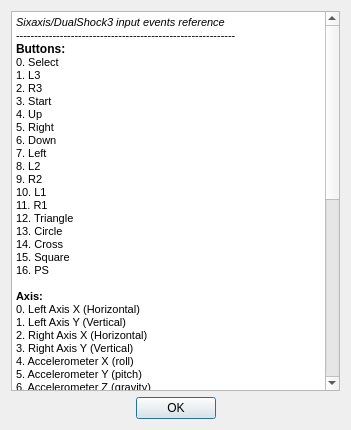
The window that qtsixa/gui/qtsixa_reference.ui (aaronp24/QtSixA) describes before a commit, drawn with Qt 5.
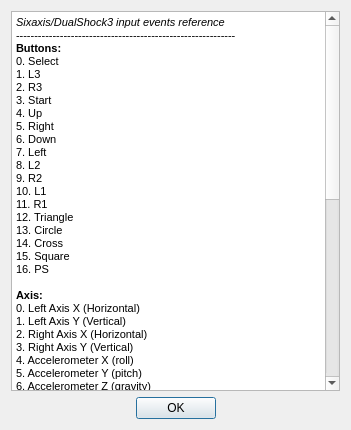
The same window after the commit.

What changed in the file:
```diff
--- a/qtsixa/gui/qtsixa_reference.ui
+++ b/qtsixa/gui/qtsixa_reference.ui
@@ -17,67 +17,11 @@
    <item>
     <widget class="QTextBrowser" name="textBrowser">
      <property name="html">
-      <string>&lt;!DOCTYPE HTML PUBLIC &quot;-//W3C//DTD HTML 4.0//EN&quot; &quot;http://www.w3.org/TR/REC-html40/strict.dtd&quot;&gt;
+      <string notr="true">&lt;!DOCTYPE HTML PUBLIC &quot;-//W3C//DTD HTML 4.0//EN&quot; &quot;http://www.w3.org/TR/REC-html40/strict.dtd&quot;&gt;
 &lt;html&gt;&lt;head&gt;&lt;meta name=&quot;qrichtext&quot; content=&quot;1&quot; /&gt;&lt;style type=&quot;text/css&quot;&gt;
 p, li { white-space: pre-wrap; }
 &lt;/style&gt;&lt;/head&gt;&lt;body style=&quot; font-family:'DejaVu Sans'; font-size:8pt; font-weight:400; font-style:normal;&quot;&gt;
-&lt;p style=&quot; margin-top:12px; margin-bottom:0px; margin-left:0px; margin-right:0px; -qt-block-indent:0; text-indent:0px;&quot;&gt;&lt;span style=&quot; font-style:italic;&quot;&gt;Sixaxis/DualShock3 input events reference&lt;/span&gt;&lt;/p&gt;
-&lt;p style=&quot; margin-top:0px; margin-bottom:0px; margin-left:0px; margin-right:0px; -qt-block-indent:0; text-indent:0px;&quot;&gt;------------------------------------------------------------&lt;/p&gt;
-&lt;p style=&quot; margin-top:0px; margin-bottom:0px; margin-left:0px; margin-right:0px; -qt-block-indent:0; text-indent:0px;&quot;&gt;&lt;span style=&quot; font-size:medium; font-weight:600;&quot;&gt;Buttons:&lt;/span&gt;&lt;/p&gt;
-&lt;p style=&quot; margin-top:0px; margin-bottom:0px; margin-left:0px; margin-right:0px; -qt-block-indent:0; text-indent:0px;&quot;&gt;0. Select&lt;/p&gt;
-&lt;p style=&quot; margin-top:0px; margin-bottom:0px; margin-left:0px; margin-right:0px; -qt-block-indent:0; text-indent:0px;&quot;&gt;1. L3&lt;/p&gt;
-&lt;p style=&quot; margin-top:0px; margin-bottom:0px; margin-left:0px; margin-right:0px; -qt-block-indent:0; text-indent:0px;&quot;&gt;2. R3&lt;/p&gt;
-&lt;p style=&quot; margin-top:0px; margin-bottom:0px; margin-left:0px; margin-right:0px; -qt-block-indent:0; text-indent:0px;&quot;&gt;3. Start&lt;/p&gt;
-&lt;p style=&quot; margin-top:0px; margin-bottom:0px; margin-left:0px; margin-right:0px; -qt-block-indent:0; text-indent:0px;&quot;&gt;4. Up&lt;/p&gt;
-&lt;p style=&quot; margin-top:0px; margin-bottom:0px; margin-left:0px; margin-right:0px; -qt-block-indent:0; text-indent:0px;&quot;&gt;5. Right&lt;/p&gt;
-&lt;p style=&quot; margin-top:0px; margin-bottom:0px; margin-left:0px; margin-right:0px; -qt-block-indent:0; text-indent:0px;&quot;&gt;6. Down&lt;/p&gt;
-&lt;p style=&quot; margin-top:0px; margin-bottom:0px; margin-left:0px; margin-right:0px; -qt-block-indent:0; text-indent:0px;&quot;&gt;7. Left&lt;/p&gt;
-&lt;p style=&quot; margin-top:0px; margin-bottom:0px; margin-left:0px; margin-right:0px; -qt-block-indent:0; text-indent:0px;&quot;&gt;8. L2&lt;/p&gt;
-&lt;p style=&quot; margin-top:0px; margin-bottom:0px; margin-left:0px; margin-right:0px; -qt-block-indent:0; text-indent:0px;&quot;&gt;9. R2&lt;/p&gt;
-&lt;p style=&quot; margin-top:0px; margin-bottom:0px; margin-left:0px; margin-right:0px; -qt-block-indent:0; text-indent:0px;&quot;&gt;10. L1&lt;/p&gt;
-&lt;p style=&quot; margin-top:0px; margin-bottom:0px; margin-left:0px; margin-right:0px; -qt-block-indent:0; text-indent:0px;&quot;&gt;11. R1&lt;/p&gt;
-&lt;p style=&quot; margin-top:0px; margin-bottom:0px; margin-left:0px; margin-right:0px; -qt-block-indent:0; text-indent:0px;&quot;&gt;12. Triangle&lt;/p&gt;
-&lt;p style=&quot; margin-top:0px; margin-bottom:0px; margin-left:0px; margin-right:0px; -qt-block-indent:0; text-indent:0px;&quot;&gt;13. Circle&lt;/p&gt;
-&lt;p style=&quot; margin-top:0px; margin-bottom:0px; margin-left:0px; margin-right:0px; -qt-block-indent:0; text-indent:0px;&quot;&gt;14. Cross&lt;/p&gt;
-&lt;p style=&quot; margin-top:0px; margin-bottom:0px; margin-left:0px; margin-right:0px; -qt-block-indent:0; text-indent:0px;&quot;&gt;15. Square&lt;/p&gt;
-&lt;p style=&quot; margin-top:0px; margin-bottom:0px; margin-left:0px; margin-right:0px; -qt-block-indent:0; text-indent:0px;&quot;&gt;16. PS&lt;/p&gt;
-&lt;p style=&quot;-qt-paragraph-type:empty; margin-top:0px; margin-bottom:0px; margin-left:0px; margin-right:0px; -qt-block-indent:0; text-indent:0px;&quot;&gt;&lt;/p&gt;
-&lt;p style=&quot; margin-top:0px; margin-bottom:0px; margin-left:0px; margin-right:0px; -qt-block-indent:0; text-indent:0px;&quot;&gt;&lt;span style=&quot; font-weight:600;&quot;&gt;Axis:&lt;/span&gt;&lt;/p&gt;
-&lt;p style=&quot; margin-top:0px; margin-bottom:0px; margin-left:0px; margin-right:0px; -qt-block-indent:0; text-indent:0px;&quot;&gt;0. Left Axis X (Horizontal)&lt;/p&gt;
-&lt;p style=&quot; margin-top:0px; margin-bottom:0px; margin-left:0px; margin-right:0px; -qt-block-indent:0; text-indent:0px;&quot;&gt;1. Left Axis Y (Vertical)&lt;/p&gt;
-&lt;p style=&quot; margin-top:0px; margin-bottom:0px; margin-left:0px; margin-right:0px; -qt-block-indent:0; text-indent:0px;&quot;&gt;2. Right Axis X (Horizontal)&lt;/p&gt;
-&lt;p style=&quot; margin-top:0px; margin-bottom:0px; margin-left:0px; margin-right:0px; -qt-block-indent:0; text-indent:0px;&quot;&gt;3. Right Axis Y (Vertical)&lt;/p&gt;
-&lt;p style=&quot; margin-top:0px; margin-bottom:0px; margin-left:0px; margin-right:0px; -qt-block-indent:0; text-indent:0px;&quot;&gt;4. Accelerometer X (roll)&lt;/p&gt;
-&lt;p style=&quot; margin-top:0px; margin-bottom:0px; margin-left:0px; margin-right:0px; -qt-block-indent:0; text-indent:0px;&quot;&gt;5. Accelerometer Y (pitch)&lt;/p&gt;
-&lt;p style=&quot; margin-top:0px; margin-bottom:0px; margin-left:0px; margin-right:0px; -qt-block-indent:0; text-indent:0px;&quot;&gt;6. Accelerometer Z (gravity)&lt;/p&gt;
-&lt;p style=&quot; margin-top:0px; margin-bottom:0px; margin-left:0px; margin-right:0px; -qt-block-indent:0; text-indent:0px;&quot;&gt;7. Gyro/Yaw (not working yet)&lt;/p&gt;
-&lt;p style=&quot; margin-top:0px; margin-bottom:0px; margin-left:0px; margin-right:0px; -qt-block-indent:0; text-indent:0px;&quot;&gt;8. Up&lt;/p&gt;
-&lt;p style=&quot; margin-top:0px; margin-bottom:0px; margin-left:0px; margin-right:0px; -qt-block-indent:0; text-indent:0px;&quot;&gt;9. Right&lt;/p&gt;
-&lt;p style=&quot; margin-top:0px; margin-bottom:0px; margin-left:0px; margin-right:0px; -qt-block-indent:0; text-indent:0px;&quot;&gt;10. Down&lt;/p&gt;
-&lt;p style=&quot; margin-top:0px; margin-bottom:0px; margin-left:0px; margin-right:0px; -qt-block-indent:0; text-indent:0px;&quot;&gt;11. Left&lt;/p&gt;
-&lt;p style=&quot; margin-top:0px; margin-bottom:0px; margin-left:0px; margin-right:0px; -qt-block-indent:0; text-indent:0px;&quot;&gt;12. L2&lt;/p&gt;
-&lt;p style=&quot; margin-top:0px; margin-bottom:0px; margin-left:0px; margin-right:0px; -qt-block-indent:0; text-indent:0px;&quot;&gt;13. R2&lt;/p&gt;
-&lt;p style=&quot; margin-top:0px; margin-bottom:0px; margin-left:0px; margin-right:0px; -qt-block-indent:0; text-indent:0px;&quot;&gt;14. L1&lt;/p&gt;
-&lt;p style=&quot; margin-top:0px; margin-bottom:0px; margin-left:0px; margin-right:0px; -qt-block-indent:0; text-indent:0px;&quot;&gt;15. R1&lt;/p&gt;
-&lt;p style=&quot; margin-top:0px; margin-bottom:0px; margin-left:0px; margin-right:0px; -qt-block-indent:0; text-indent:0px;&quot;&gt;16. Triangle&lt;/p&gt;
-&lt;p style=&quot; margin-top:0px; margin-bottom:0px; margin-left:0px; margin-right:0px; -qt-block-indent:0; text-indent:0px;&quot;&gt;17. Circle&lt;/p&gt;
-&lt;p style=&quot; margin-top:0px; margin-bottom:0px; margin-left:0px; margin-right:0px; -qt-block-indent:0; text-indent:0px;&quot;&gt;18. Cross&lt;/p&gt;
-&lt;p style=&quot; margin-top:0px; margin-bottom:0px; margin-left:0px; margin-right:0px; -qt-block-indent:0; text-indent:0px;&quot;&gt;19. Square&lt;/p&gt;
-&lt;p style=&quot; margin-top:0px; margin-bottom:0px; margin-left:0px; margin-right:0px; -qt-block-indent:0; text-indent:0px;&quot;&gt;20. Acceleration X&lt;/p&gt;
-&lt;p style=&quot; margin-top:0px; margin-bottom:0px; margin-left:0px; margin-right:0px; -qt-block-indent:0; text-indent:0px;&quot;&gt;21. Acceleration Y&lt;/p&gt;
-&lt;p style=&quot; margin-top:0px; margin-bottom:0px; margin-left:0px; margin-right:0px; -qt-block-indent:0; text-indent:0px;&quot;&gt;22. Acceleration Z&lt;/p&gt;
-&lt;p style=&quot; margin-top:0px; margin-bottom:0px; margin-left:0px; margin-right:0px; -qt-block-indent:0; text-indent:0px;&quot;&gt;23. Speed X&lt;/p&gt;
-&lt;p style=&quot; margin-top:0px; margin-bottom:0px; margin-left:0px; margin-right:0px; -qt-block-indent:0; text-indent:0px;&quot;&gt;24. Speed Y&lt;/p&gt;
-&lt;p style=&quot; margin-top:0px; margin-bottom:0px; margin-left:0px; margin-right:0px; -qt-block-indent:0; text-indent:0px;&quot;&gt;25. Speed Z&lt;/p&gt;
-&lt;p style=&quot; margin-top:0px; margin-bottom:0px; margin-left:0px; margin-right:0px; -qt-block-indent:0; text-indent:0px;&quot;&gt;26. Position X&lt;/p&gt;
-&lt;p style=&quot; margin-top:0px; margin-bottom:0px; margin-left:0px; margin-right:0px; -qt-block-indent:0; text-indent:0px;&quot;&gt;27. Position Y&lt;/p&gt;
-&lt;p style=&quot; margin-top:0px; margin-bottom:0px; margin-left:0px; margin-right:0px; -qt-block-indent:0; text-indent:0px;&quot;&gt;28. Position Z&lt;/p&gt;
-&lt;p style=&quot;-qt-paragraph-type:empty; margin-top:0px; margin-bottom:0px; margin-left:0px; margin-right:0px; -qt-block-indent:0; text-indent:0px;&quot;&gt;&lt;/p&gt;
-&lt;p style=&quot; margin-top:0px; margin-bottom:0px; margin-left:0px; margin-right:0px; -qt-block-indent:0; text-indent:0px;&quot;&gt;________________________________________________&lt;/p&gt;
-&lt;p style=&quot; margin-top:0px; margin-bottom:0px; margin-left:0px; margin-right:0px; -qt-block-indent:0; text-indent:0px;&quot;&gt;&lt;span style=&quot; font-weight:600; font-style:italic;&quot;&gt;Note:&lt;/span&gt;&lt;/p&gt;
-&lt;p style=&quot; margin-top:0px; margin-bottom:0px; margin-left:0px; margin-right:0px; -qt-block-indent:0; text-indent:0px;&quot;&gt;&lt;span style=&quot; font-style:italic;&quot;&gt;Some games will increase these values by 1 value,&lt;/span&gt;&lt;/p&gt;
-&lt;p style=&quot; margin-top:0px; margin-bottom:0px; margin-left:0px; margin-right:0px; -qt-block-indent:0; text-indent:0px;&quot;&gt;&lt;span style=&quot; font-style:italic;&quot;&gt;starting at 1 instead of 0;&lt;/span&gt;&lt;/p&gt;
-&lt;p style=&quot; margin-top:0px; margin-bottom:0px; margin-left:0px; margin-right:0px; -qt-block-indent:0; text-indent:0px;&quot;&gt;&lt;span style=&quot; font-style:italic;&quot;&gt;Rumble feature is still incomplete, so it was disabled in this release.&lt;/span&gt;&lt;/p&gt;&lt;/body&gt;&lt;/html&gt;</string>
+&lt;p style=&quot; margin-top:0px; margin-bottom:0px; margin-left:0px; margin-right:0px; -qt-block-indent:0; text-indent:0px;&quot;&gt;&lt;span style=&quot; font-style:italic;&quot;&gt;Sixaxis/DualShock3 input events reference&lt;/span&gt;&lt;br /&gt;------------------------------------------------------------&lt;br /&gt;&lt;span style=&quot; font-weight:600;&quot;&gt;Buttons:&lt;/span&gt;&lt;br /&gt;0. Select&lt;br /&gt;1. L3&lt;br /&gt;2. R3&lt;br /&gt;3. Start&lt;br /&gt;4. Up&lt;br /&gt;5. Right&lt;br /&gt;6. Down&lt;br /&gt;7. Left&lt;br /&gt;8. L2&lt;br /&gt;9. R2&lt;br /&gt;10. L1&lt;br /&gt;11. R1&lt;br /&gt;12. Triangle&lt;br /&gt;13. Circle&lt;br /&gt;14. Cross&lt;br /&gt;15. Square&lt;br /&gt;16. PS&lt;br /&gt;&lt;br /&gt;&lt;span style=&quot; font-weight:600;&quot;&gt;Axis:&lt;/span&gt;&lt;br /&gt;0. Left Axis X (Horizontal)&lt;br /&gt;1. Left Axis Y (Vertical)&lt;br /&gt;2. Right Axis X (Horizontal)&lt;br /&gt;3. Right Axis Y (Vertical)&lt;br /&gt;4. Accelerometer X (roll)&lt;br /&gt;5. Accelerometer Y (pitch)&lt;br /&gt;6. Accelerometer Z (gravity)&lt;br /&gt;7. Gyro/Yaw (not working yet)&lt;br /&gt;8. Up&lt;br /&gt;9. Right&lt;br /&gt;10. Down&lt;br /&gt;11. Left&lt;br /&gt;12. L2&lt;br /&gt;13. R2&lt;br /&gt;14. L1&lt;br /&gt;15. R1&lt;br /&gt;16. Triangle&lt;br /&gt;17. Circle&lt;br /&gt;18. Cross&lt;br /&gt;19. Square&lt;br /&gt;20. Acceleration X&lt;br /&gt;21. Acceleration Y&lt;br /&gt;22. Acceleration Z&lt;br /&gt;23. Speed X&lt;br /&gt;24. Speed Y&lt;br /&gt;25. Speed Z&lt;br /&gt;26. Position X&lt;br /&gt;27. Position Y&lt;br /&gt;28. Position Z&lt;br /&gt;&lt;br /&gt;&lt;br /&gt;&lt;span style=&quot; font-weight:600; font-style:italic;&quot;&gt;Note:&lt;/span&gt;&lt;span style=&quot; font-style:italic;&quot;&gt;&lt;br /&gt;Some games will increase these values by 1 value,&lt;br /&gt;starting at 1 instead of 0;&lt;br /&gt;Rumble feature is still incomplete, so it was disabled in this release.&lt;/span&gt;&lt;/p&gt;&lt;/body&gt;&lt;/html&gt;</string>
      </property>
     </widget>
    </item>
```
Left out of the diff: 6 changed lines with no effect on the pictures.
